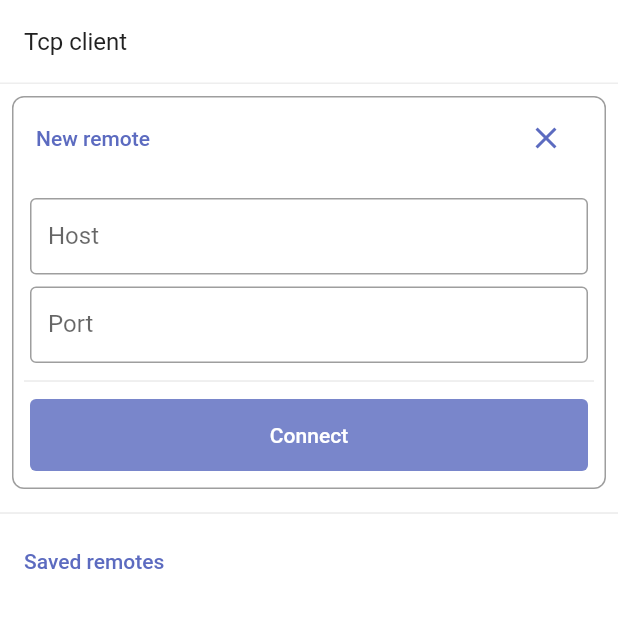
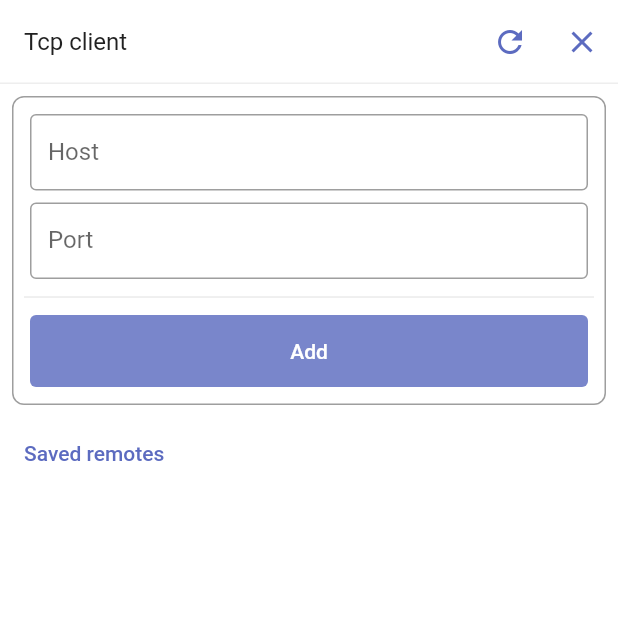
Before and after one commit to aasirmutwalli22/desktop_tcp_client, a Flutter app: the screen it shows after launch, on a phone screen of 412 x 824 dp, the top half of it. Run offline on Flutter 3.47's test engine with Material 2 defaults, Android fonts, the phone set to English and light mode, and no system bars; our stand-ins replace sqflite; accounts and stored records are empty.

Commit message:
implemented chat save to database, direction connection to remote removed,

```diff
--- a/lib/chat.dart
+++ b/lib/chat.dart
@@ -1,3 +1,5 @@
+
+import 'remote.dart';
 
 class Direction{
   static const int incoming = 0;
@@ -8,5 +10,22 @@ class Direction{
 class Chat{
   final String message;
   final int direction;
-  Chat(this.message, this.direction);
+  final String host;
+  final int port;
+  const Chat({required this.message, required this.direction, required this.host, required this.port});
+  Chat.fromRemote({required Remote remote, required String message, required int direction,}) :
+        this(message: message, direction: direction, host: remote.host, port: remote.port);
+
+  Chat.from(dynamic val) : this(
+      message : val['message'] ?? '',
+      direction : val['direction'] ?? 0,
+      host: val['host'] ?? '',
+      port : val['port'] ?? 0);
+
+  Map<String, Object> toMap() => {
+    'message': message,
+    'direction' : direction,
+    'host' : host,
+    'port' : port,
+  };
 }
--- a/lib/chat_tile.dart
+++ b/lib/chat_tile.dart
@@ -50,7 +50,7 @@ class ChatTile extends StatelessWidget{
     this.onLongPress,
   }) : super(key: key);
 
-  ChatTile.incoming(String message, {Key? key}) : this(
+  ChatTile.incoming(String message, {Key? key, void Function()? onLongPress,}) : this(
     key: key,
     alignment : incomingMessageAlignment,
     color : incomingMessageColor,
@@ -58,9 +58,10 @@ class ChatTile extends StatelessWidget{
     padding: incomingMessagePadding,
     borderRadius: incomingMessageBorderRadius,
     message: message,
+    onLongPress: onLongPress,
   );
 
-  ChatTile.outgoing(String message, {Key? key}) : this(
+  ChatTile.outgoing(String message, {Key? key, void Function()? onLongPress,}) : this(
     key: key,
     alignment : outgoingMessageAlignment,
     color : outgoingMessageColor,
@@ -68,6 +69,7 @@ class ChatTile extends StatelessWidget{
     padding: outgoingMessagePadding,
     borderRadius: outgoingMessageBorderRadius,
     message: message,
+    onLongPress: onLongPress,
   );
   ChatTile.system(String message, {Key? key}) : this(
     key: key,
--- a/lib/form_page.dart
+++ b/lib/form_page.dart
@@ -1,9 +1,7 @@
-
-import 'package:desktop_tcp_client/db_handler.dart';
 import 'package:flutter/material.dart';
 import 'package:flutter/services.dart';
-
 import 'client_page.dart';
+import 'db_handler.dart';
 import 'remote.dart';
 
 class FormPage extends StatefulWidget{
@@ -32,10 +30,29 @@ class _FormPageState extends State<FormPage> {
     return Scaffold(
       appBar: AppBar(
         title: const Text('Tcp client'),
+        actions: [
+          IconButton(
+            icon: const Icon(Icons.refresh),
+            color: Colors.indigo.shade400,
+            onPressed: sync,
+            tooltip: 'Refresh',
+          ),
+          IconButton(
+            icon: Icon(formOpen ? Icons.close : Icons.add),
+            color: Colors.indigo.shade400,
+            onPressed: ()=> setState(() => formOpen = !formOpen),
+            tooltip: 'Add remote',
+          ),
+        ],
       ),
       body: Column(
         children: [
-          Card(
+          AnimatedSize(
+            duration: const Duration(milliseconds: 300),
+            reverseDuration: const Duration(milliseconds: 500),
+            child: SizedBox(
+              height: formOpen ? null : 0,
+              child: Card(
                 margin: const EdgeInsets.all(8),
                 elevation: 0,
                 shape: RoundedRectangleBorder(
@@ -44,23 +61,6 @@ class _FormPageState extends State<FormPage> {
                     color: Colors.grey,
                   ),
                 ),
-            child: Column(
-              children: [
-                ListTile(
-                  title: Text('New remote', style: Theme.of(context).textTheme.button!.copyWith(
-                    color: Colors.indigo.shade400,
-                  ),),
-                  trailing: IconButton(
-                    icon: Icon(formOpen ? Icons.close : Icons.add),
-                    color: Colors.indigo.shade400,
-                    onPressed: ()=> setState(() => formOpen = !formOpen),
-                  ),
-                ),
-                AnimatedSize(
-                  duration: const Duration(milliseconds: 300),
-                  reverseDuration: const Duration(milliseconds: 500),
-                  child: SizedBox(
-                    height: formOpen ? null : 0,
                 child: Padding(
                   padding: const EdgeInsets.all(8.0),
                   child: Column(
@@ -69,6 +69,7 @@ class _FormPageState extends State<FormPage> {
                         padding: const EdgeInsets.all(4.0),
                         child: TextField(
                           controller: hostController,
+                          autofocus: false,
                           decoration: InputDecoration(
                             labelText: 'Host',
                             filled: false,
@@ -81,6 +82,7 @@ class _FormPageState extends State<FormPage> {
                       Padding(
                         padding: const EdgeInsets.all(4.0),
                         child: TextField(
+                          autofocus: false,
                           controller: portController,
                           keyboardType: TextInputType.number,
                           inputFormatters: <TextInputFormatter>[
@@ -104,21 +106,10 @@ class _FormPageState extends State<FormPage> {
                             borderRadius: BorderRadius.circular(4.0),
                           ),
                           tileColor: Colors.indigo.shade300,
-                              title: Text('Connect', textAlign: TextAlign.center, style: Theme.of(context).textTheme.button!.copyWith(
+                          title: Text('Add', textAlign: TextAlign.center, style: Theme.of(context).textTheme.button!.copyWith(
                             color: Colors.white,
                           ),),
                           onTap: add,
-                              // onTap: (){
-                              //   hostController.text.isNotEmpty ?
-                              //   Navigator
-                              //       .of(context)
-                              //       .push(MaterialPageRoute(builder:
-                              //       (_) => ClientPage(remote: Remote(hostController.text, int.tryParse(portController.text) ?? 80,),),),)
-                              //       .then((_) => ScaffoldMessenger.of(context).showSnackBar(const SnackBar(content: Text("Server disconnected")))) :
-                              //   ScaffoldMessenger
-                              //       .of(context)
-                              //       .showSnackBar(const SnackBar(content: Text('Host not provided'),),);
-                              // },
                         ),
                       ),
                     ],
@@ -126,10 +117,8 @@ class _FormPageState extends State<FormPage> {
                 ),
               ),
             ),
-              ],
           ),
-          ),
-          const Divider(),
+          // const Divider(),
           ListTile(
             title: Text('Saved remotes', style: Theme.of(context).textTheme.button!.copyWith(
               color: Colors.indigo.shade400,
@@ -142,16 +131,15 @@ class _FormPageState extends State<FormPage> {
               itemBuilder: (BuildContext context, int index) => Padding(
                 padding: const EdgeInsets.only(left: 8.0, top: 2.0, bottom: 2.0),
                 child: ListTile(
-                  leading: Text(remotes[index].id.toString()),
                   title: Text('${remotes[index].host}:${remotes[index].port}'),
-                  onTap: (){},
+                  onTap: () => openChat(remotes[index]),
                   shape: const RoundedRectangleBorder(
                     borderRadius: BorderRadius.horizontal(left: Radius.circular(16)),
                   ),
                   tileColor: Colors.grey.shade200,
                   trailing: IconButton(
                     icon: const Icon(Icons.delete),
-                    onPressed: (){},
+                    onPressed: () => deleteRemote(remotes[index]),
                   ),
                 ),
               ),
@@ -162,28 +150,38 @@ class _FormPageState extends State<FormPage> {
     );
   }
 
-  sync() => DbHandler.remotes!.then((value) => setState(() => remotes = value));
-  add(){
+  void sync() {
+    DbHandler.remotes()!.then((value) => setState(() => remotes = value));
+  }
+
+  void add(){
       if(hostController.text.isNotEmpty) {
-        Remote remote = Remote(0, hostController.text, int.tryParse(portController.text) ?? 80,);
-        // DbHandler.remotes!.then((value) => print(value.length));
-        DbHandler.addRemote(remote)!.then(print);
-        sync();
-        // DbHandler.isAvailable(remote)!.then(print);
-        // Navigator
-        //     .of(context)
-        //     .push(MaterialPageRoute(builder:
-        //     (_) => ClientPage(remote: Remote(hostController.text, int.tryParse(portController.text) ?? 80,),),),)
-        //     .then((_) => ScaffoldMessenger.of(context).showSnackBar(const SnackBar(content: Text("Server disconnected"))));
+        Remote remote = Remote(hostController.text, int.tryParse(portController.text) ?? 80,);
+        DbHandler.isAvailable(remote)!.then((available){
+          if(available){
+            ScaffoldMessenger
+                .of(context)
+                .showSnackBar(const SnackBar(content: Text('Remote already exist'),),);
+          } else {
+            setState(() => formOpen = false);
+            hostController.clear();
+            portController.clear();
+            DbHandler.addRemote(remote)!.then((value) => sync());
+          }
+        });
       } else {
         ScaffoldMessenger
             .of(context)
             .showSnackBar(const SnackBar(content: Text('Host not provided'),),);
       }
-    // DbHandler.isAvailable(remote)!.then(print);
-    // DbHandler.addRemote(remote)!.then(print);
   }
-
-
-
+  void deleteRemote(Remote remote){
+    DbHandler.deleteChats(remote)!.then((value) => DbHandler.deleteRemote(remote)!.then((value) => sync()));
   }
+  void openChat(Remote remote){
+    Navigator
+        .of(context)
+        .push(MaterialPageRoute(builder:
+        (_) => ClientPage(remote: remote,),),);
+  }
+}
--- a/lib/main.dart
+++ b/lib/main.dart
@@ -1,6 +1,5 @@
-import 'package:desktop_tcp_client/db_handler.dart';
 import 'package:flutter/material.dart';
-
+import 'db_handler.dart';
 import 'form_page.dart';
 
 void main() async {
--- a/lib/remote.dart
+++ b/lib/remote.dart
@@ -1,11 +1,10 @@
 class Remote {
-  final int id;
   final String host;
   final int port;
 
-  Remote(this.id, this.host, this.port);
+  Remote(this.host, this.port);
 
-  Remote.from(dynamic val) : this(val['id'] ?? 0, val['host'] ?? '', val['port'] ?? 0);
+  Remote.from(dynamic val) : this(val['host'] ?? '', val['port'] ?? 0);
 
   Map<String, Object> toMap() => {
     'host' : host,
```
Also changed, not shown: lib/client_page.dart (+70 -16 lines), lib/db_handler.dart (+31 -4 lines). Lines whose indentation alone changed are shown as unchanged.
